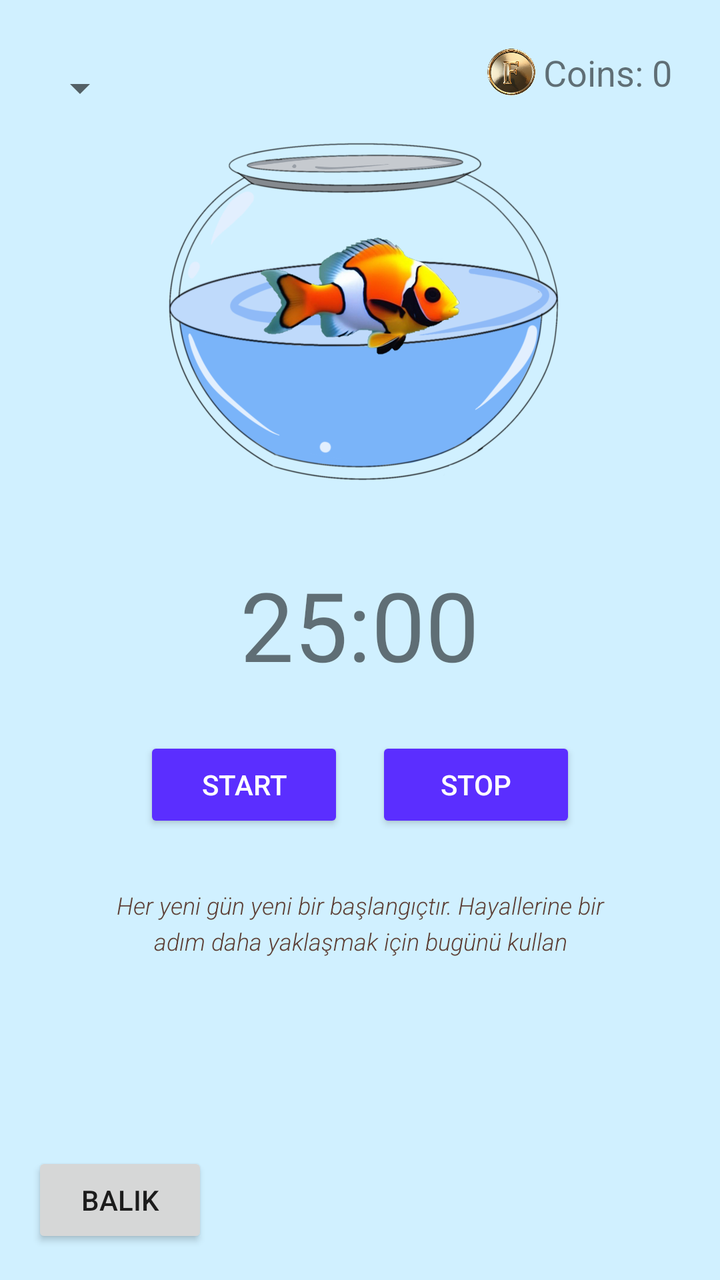
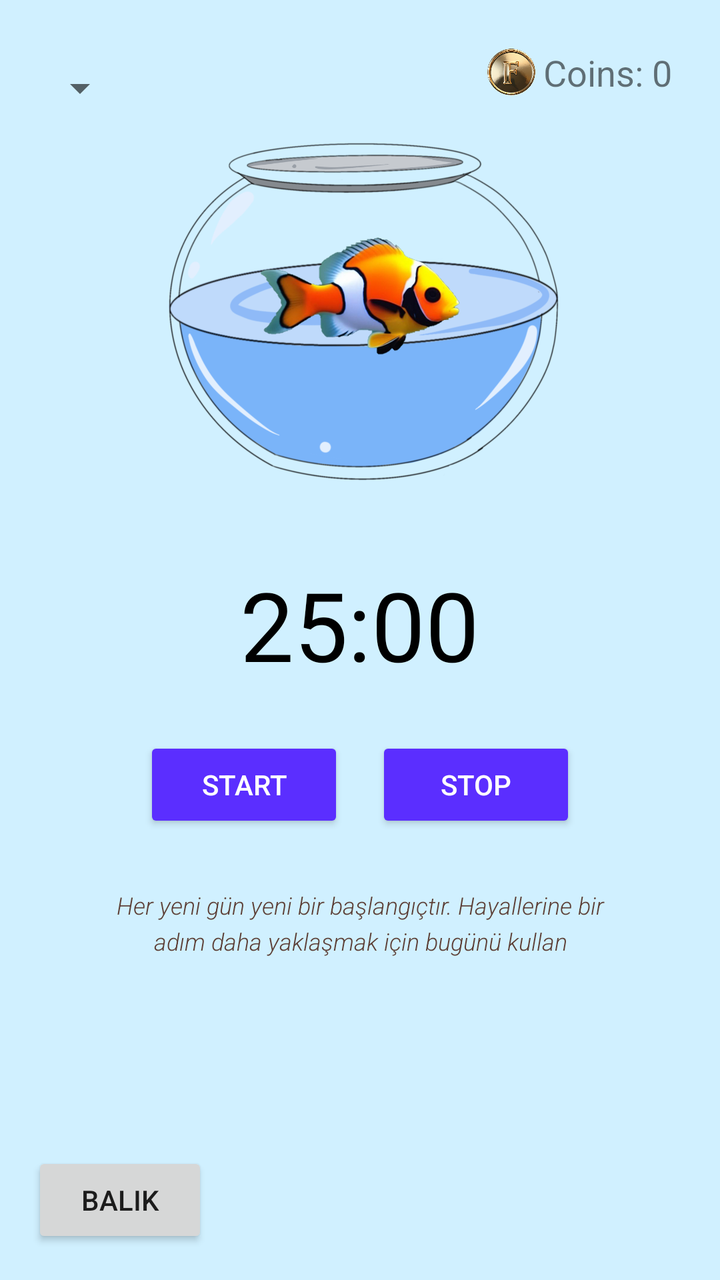

The first picture is an Android layout as it rendered before a commit; the second is the same layout after the commit. The layout source and the unified diff follow.
<!-- AndroidManifest.xml: application theme Theme.AppCompat.Light.NoActionBar -->
<!-- res/layout/fragment_timer.xml -->
<?xml version="1.0" encoding="utf-8"?>
<RelativeLayout xmlns:android="http://schemas.android.com/apk/res/android"
    xmlns:app="http://schemas.android.com/apk/res-auto"
    android:layout_width="match_parent"
    android:layout_height="match_parent"
    android:background="@color/gereken_mavi"
    android:padding="16dp">

    
    <LinearLayout
        android:id="@+id/coinContainer"
        android:layout_width="wrap_content"
        android:layout_height="wrap_content"
        android:layout_alignParentEnd="true"
        android:layout_alignParentTop="true"
        android:orientation="horizontal"
        android:gravity="center_vertical"
        android:padding="8dp">

        <ImageView
            android:id="@+id/ivCoin"
            android:layout_width="24dp"
            android:layout_height="24dp"
            android:src="@drawable/coin_icon"
            android:layout_marginEnd="4dp"/>

        <TextView
            android:id="@+id/tvCoins"
            android:layout_width="wrap_content"
            android:layout_height="wrap_content"
            android:text="Coins: 0"
            android:textSize="18sp" />
    </LinearLayout>

    <Spinner
        android:id="@+id/soundSpinner"
        android:layout_width="wrap_content"
        android:layout_height="wrap_content"
        android:layout_marginTop="16dp" />

    
    <FrameLayout
        android:layout_width="220dp"
        android:layout_height="220dp"
        android:layout_centerHorizontal="true"
        android:layout_marginTop="32dp">

        
        <ImageView
            android:id="@+id/ivJar"
            android:layout_width="match_parent"
            android:layout_height="match_parent"
            android:src="@drawable/glass_jar"
            android:scaleType="fitCenter"/>

    </FrameLayout>

    <ImageView
        android:id="@+id/ivTree"
        android:layout_width="100dp"
        android:layout_height="200dp"
        android:layout_centerHorizontal="true"
        android:layout_marginTop="32dp"
        android:src="@drawable/palyaco_balik"/>

    <TextView
        android:id="@+id/tvTimer"
        android:layout_width="wrap_content"
        android:layout_height="wrap_content"
        android:layout_below="@id/ivTree"
        android:layout_centerHorizontal="true"
        android:layout_marginTop="32dp"
        android:text="25:00"
        android:textSize="48sp"/>

    <LinearLayout
        android:id="@+id/buttonContainer"
        android:layout_width="wrap_content"
        android:layout_height="wrap_content"
        android:layout_below="@id/tvTimer"
        android:layout_centerHorizontal="true"
        android:layout_marginTop="24dp"
        android:orientation="horizontal">

        <Button
            android:id="@+id/btnStart"
            android:layout_width="100dp"
            android:layout_height="wrap_content"
            android:text="START"
            android:textColor="#FFFFFF"
            android:backgroundTint="#5B2EFF"
            android:layout_marginEnd="16dp" />

        <Button
            android:id="@+id/btnPause"
            android:layout_width="100dp"
            android:layout_height="wrap_content"
            android:text="STOP"
            android:textColor="#FFFFFF"
            android:backgroundTint="#5B2EFF" />
    </LinearLayout>

    
    
    <TextView
        android:id="@+id/tvMotivasyon"
        android:layout_width="match_parent"
        android:layout_height="wrap_content"
        android:layout_below="@id/buttonContainer"
        android:layout_centerHorizontal="true"
        android:layout_marginTop="12dp"
        android:layout_marginHorizontal="24dp"
        android:gravity="center"
        android:lineSpacingExtra="4dp"
        android:padding="16dp"
        android:text="Her yeni gün yeni bir başlangıçtır. Hayallerine bir adım daha yaklaşmak için bugünü kullan"
        android:textColor="#5D4037"
        android:textSize="12sp"
        android:textStyle="italic"
        android:fontFamily="sans-serif-light" />

    <Button
        android:id="@+id/btnTreeType"
        android:layout_width="wrap_content"
        android:layout_height="wrap_content"
        android:layout_alignParentBottom="true"
        android:layout_alignParentStart="true"
        android:text="Balik"/>

</RelativeLayout>
<!-- resources referenced by this layout -->
<resources>
  <color name="gereken_mavi">#D0F0FF</color>
  <!-- drawable coin_icon: png bitmap (drawable, 653641 bytes) -->
  <!-- drawable glass_jar: png bitmap (drawable, 230964 bytes) -->
  <!-- drawable palyaco_balik: png bitmap (drawable, 231857 bytes) -->
</resources>

<!-- the commit's change to res/layout/fragment_timer.xml (unified diff, before → after) -->
@@ -63,15 +63,22 @@
         android:layout_marginTop="32dp"
         android:src="@drawable/palyaco_balik"/>
 
-    <TextView
+    <EditText
+
         android:id="@+id/tvTimer"
         android:layout_width="wrap_content"
         android:layout_height="wrap_content"
         android:layout_below="@id/ivTree"
         android:layout_centerHorizontal="true"
         android:layout_marginTop="32dp"
+        android:background="@android:color/transparent"
+        android:cursorVisible="false"
+        android:imeOptions="actionDone"
+        android:inputType="number"
         android:text="25:00"
-        android:textSize="48sp"/>
+        android:textColor="#000000"
+        android:textSize="48sp" />
+
 
     <LinearLayout
         android:id="@+id/buttonContainer"
@@ -100,8 +107,6 @@
             android:backgroundTint="#5B2EFF" />
     </LinearLayout>
 
-    
-    
     <TextView
         android:id="@+id/tvMotivasyon"
         android:layout_width="match_parent"
